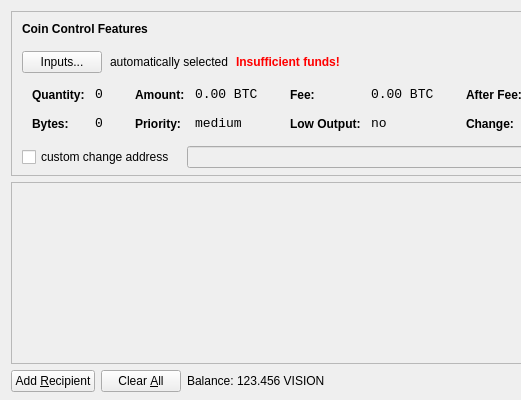
Qt form src/qt/forms/sendcoinsdialog.ui (hwcarr/winscoin6) before a commit; both pictures show x 0 to 521 and y 0 to 400 of the 850 by 400 pixel window.
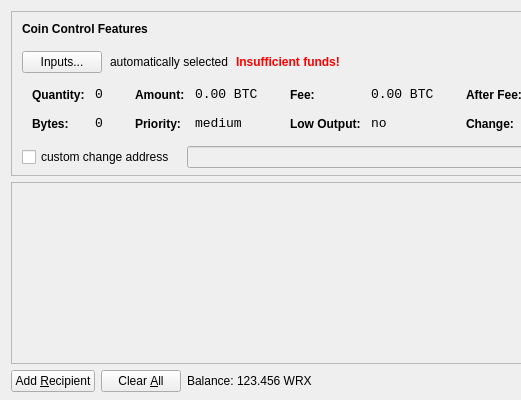
The same form after that commit. Icons and pictures are not drawn.

```diff
--- a/src/qt/forms/sendcoinsdialog.ui
+++ b/src/qt/forms/sendcoinsdialog.ui
@@ -720,7 +720,7 @@
           <cursorShape>IBeamCursor</cursorShape>
          </property>
          <property name="text">
-          <string>123.456 VISION</string>
+          <string>123.456 WRX</string>
          </property>
          <property name="textInteractionFlags">
           <set>Qt::LinksAccessibleByMouse|Qt::TextSelectableByKeyboard|Qt::TextSelectableByMouse</set>
```
